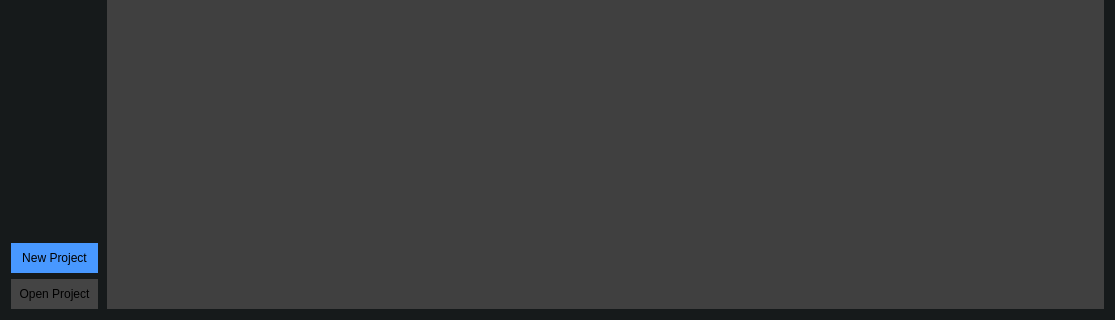
jahshaka/Studio, file src/dialogs/projectdialog.ui: the form before one commit; both pictures show x 0 to 1115 and y 305 to 625 of the 1115 by 625 pixel window.
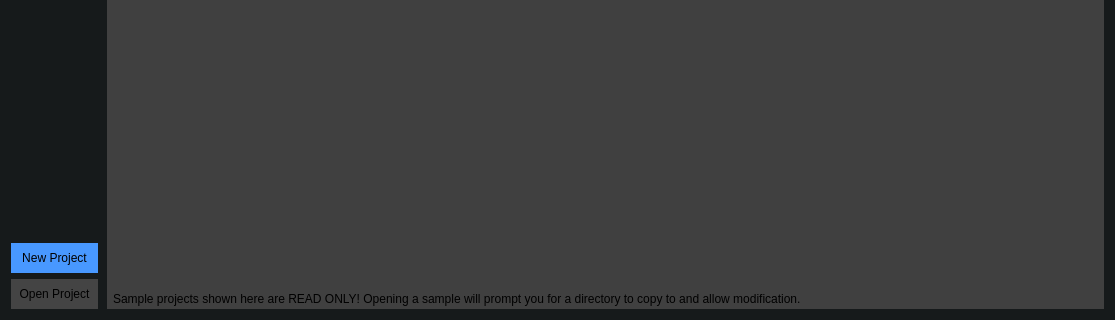
The form after the commit. The open tabs and pages were chosen to show the change. Icons and pictures are not drawn.

Commit message: Show read only scene warning

Diff of the .ui file:
```diff
--- a/src/dialogs/projectdialog.ui
+++ b/src/dialogs/projectdialog.ui
@@ -14,7 +14,13 @@
    <string>Project Screen</string>
   </property>
   <property name="styleSheet">
-   <string notr="true">#ProjectDialog {
+   <string notr="true">#sampleWarn {
+	border: 0;
+	padding: 4px;
+	margin: 0;
+}
+
+#ProjectDialog {
 	background: #161a1b;
 }
 
@@ -189,6 +195,9 @@
       </layout>
      </widget>
      <widget class="QWidget" name="demos">
+      <property name="styleSheet">
+       <string notr="true">background: #404040</string>
+      </property>
       <attribute name="title">
        <string>Sample Projects</string>
       </attribute>
@@ -205,9 +214,22 @@
        <property name="bottomMargin">
         <number>0</number>
        </property>
-       <item row="1" column="0">
+       <item row="2" column="0">
         <widget class="QListWidget" name="demoList"/>
        </item>
+       <item row="3" column="0">
+        <widget class="QLabel" name="sampleWarn">
+         <property name="lineWidth">
+          <number>0</number>
+         </property>
+         <property name="text">
+          <string>Sample projects shown here are READ ONLY! Opening a sample will prompt you for a directory to copy to and allow modification.</string>
+         </property>
+         <property name="indent">
+          <number>-1</number>
+         </property>
+        </widget>
+       </item>
       </layout>
      </widget>
     </widget>
```
